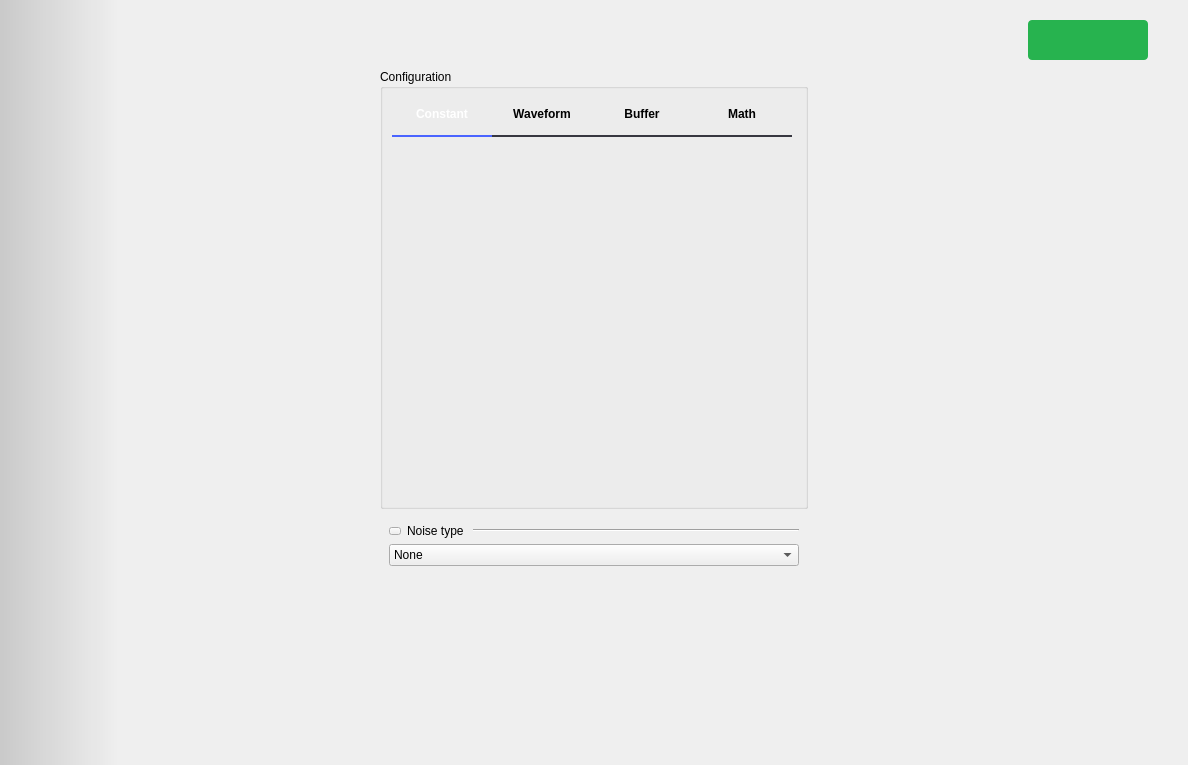
This is ui/signal_generator.ui in analogdevicesinc/scopy as Qt 5 draws it before an edit. The edited form follows.
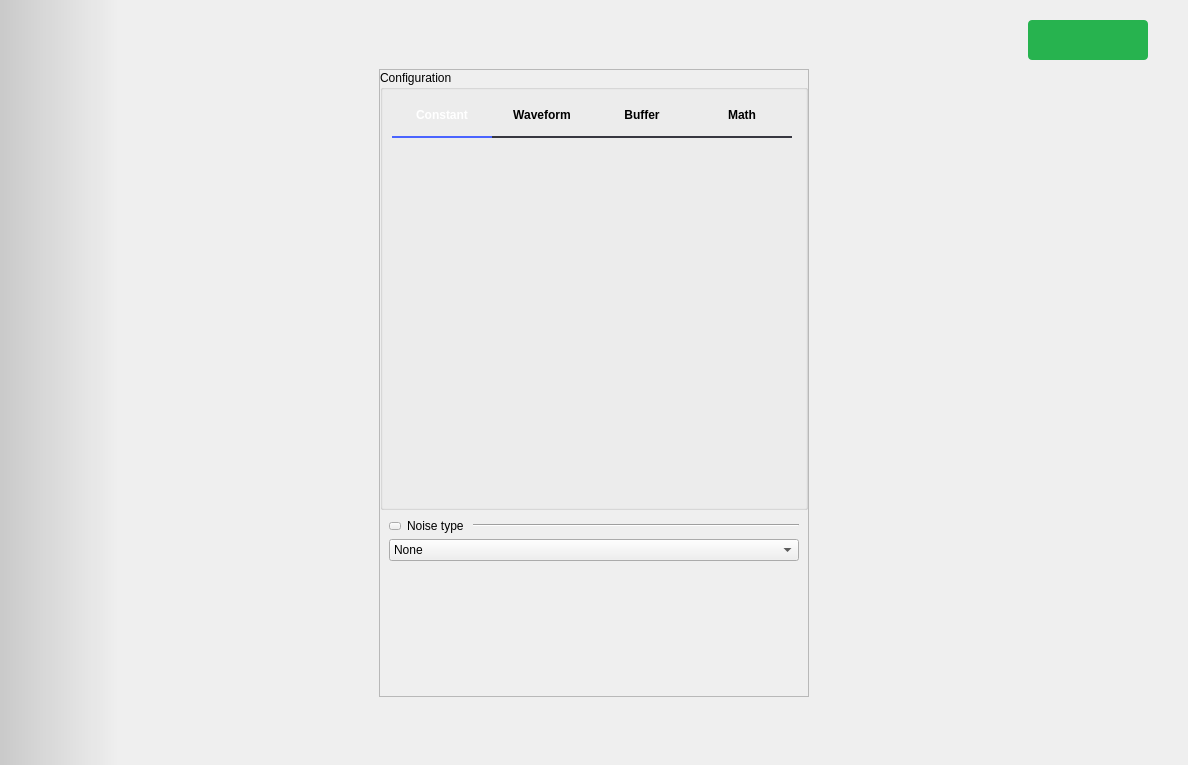
This is the edited form. Icons and pictures are not drawn. Custom widgets are drawn as their Qt base class.

Commit message: SignalGenerator - implemented scrollarea in channel settings widget

```diff
--- a/ui/signal_generator.ui
+++ b/ui/signal_generator.ui
@@ -156,6 +156,45 @@
             <number>0</number>
            </property>
            <item>
+            <widget class="QScrollArea" name="scrollArea">
+             <property name="horizontalScrollBarPolicy">
+              <enum>Qt::ScrollBarAlwaysOff</enum>
+             </property>
+             <property name="widgetResizable">
+              <bool>true</bool>
+             </property>
+             <widget class="QWidget" name="scrollAreaWidgetContents">
+              <property name="geometry">
+               <rect>
+                <x>0</x>
+                <y>0</y>
+                <width>428</width>
+                <height>615</height>
+               </rect>
+              </property>
+              <property name="sizePolicy">
+               <sizepolicy hsizetype="Expanding" vsizetype="Expanding">
+                <horstretch>0</horstretch>
+                <verstretch>0</verstretch>
+               </sizepolicy>
+              </property>
+              <layout class="QVBoxLayout" name="verticalLayout_10">
+               <property name="spacing">
+                <number>0</number>
+               </property>
+               <property name="leftMargin">
+                <number>0</number>
+               </property>
+               <property name="topMargin">
+                <number>0</number>
+               </property>
+               <property name="rightMargin">
+                <number>0</number>
+               </property>
+               <property name="bottomMargin">
+                <number>0</number>
+               </property>
+               <item>
             <widget class="QGroupBox" name="config_panel">
              <property name="sizePolicy">
               <sizepolicy hsizetype="Preferred" vsizetype="Maximum">
@@ -957,18 +996,38 @@
                 </item>
                </layout>
               </item>
-             </layout>
-            </widget>
-           </item>
            <item>
             <spacer name="verticalSpacer">
              <property name="orientation">
               <enum>Qt::Vertical</enum>
              </property>
+                    <property name="sizeType">
+                     <enum>QSizePolicy::Expanding</enum>
+                    </property>
              <property name="sizeHint" stdset="0">
               <size>
                <width>20</width>
                <height>40</height>
+                     </size>
+                    </property>
+                   </spacer>
+                  </item>
+                 </layout>
+                </widget>
+               </item>
+              </layout>
+             </widget>
+            </widget>
+           </item>
+           <item>
+            <spacer name="horizontalSpacer_4">
+             <property name="orientation">
+              <enum>Qt::Horizontal</enum>
+             </property>
+             <property name="sizeHint" stdset="0">
+              <size>
+               <width>400</width>
+               <height>20</height>
               </size>
              </property>
             </spacer>
```
Lines whose indentation alone changed are shown as unchanged.
